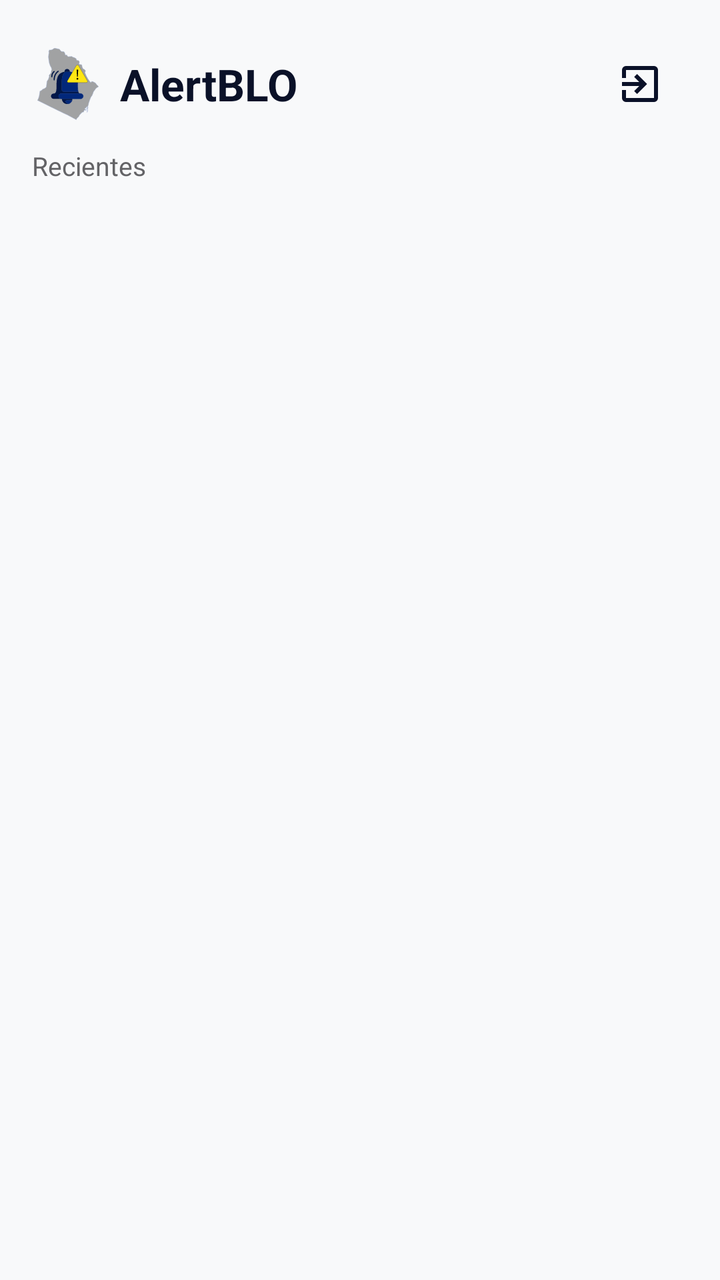
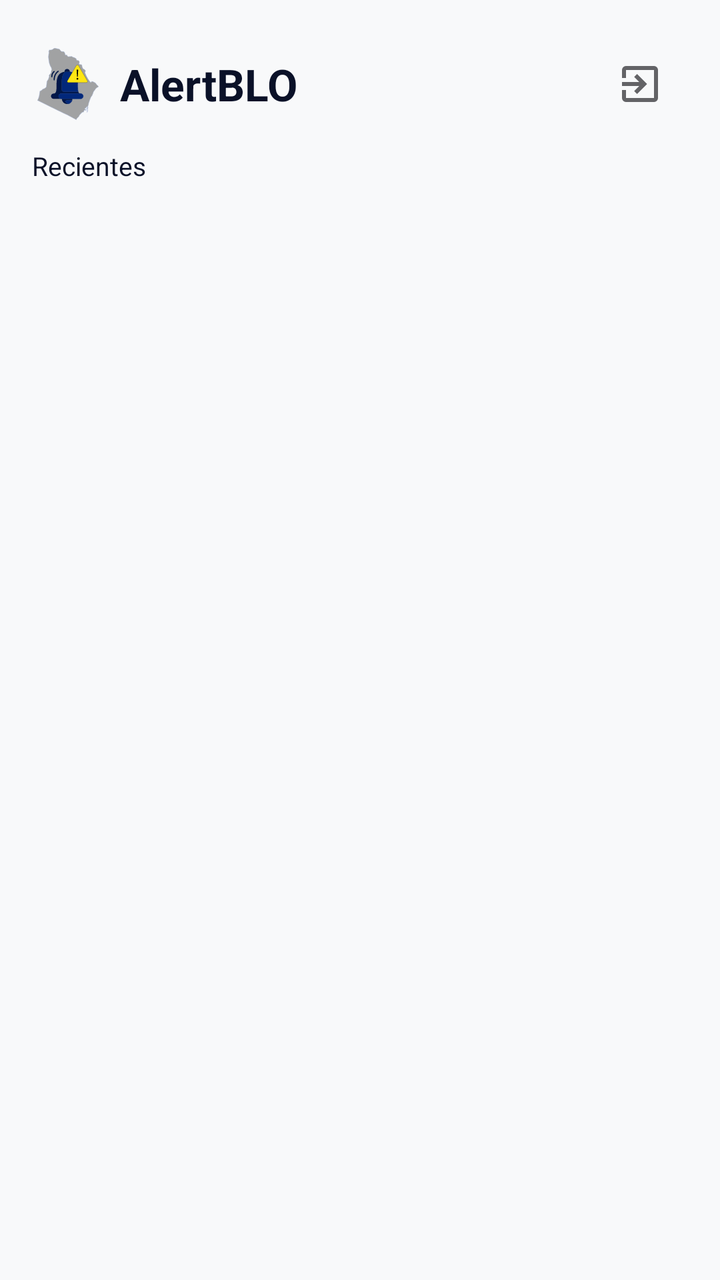

The first picture is an Android layout as it rendered before a commit; the second is the same layout after the commit. The layout source and the unified diff follow.
<!-- AndroidManifest.xml: application theme Theme.AlertBLO -->
<!-- res/layout/fragment_home.xml -->
<?xml version="1.0" encoding="utf-8"?>
<LinearLayout xmlns:android="http://schemas.android.com/apk/res/android"
    xmlns:app="http://schemas.android.com/apk/res-auto"
    android:layout_width="match_parent"
    android:layout_height="match_parent"
    android:orientation="vertical"
    android:paddingStart="16dp"
    android:paddingEnd="16dp"
    android:paddingTop="14dp"
    android:background="@color/fondo">

    <RelativeLayout
        android:layout_width="match_parent"
        android:layout_height="wrap_content"
        android:paddingBottom="8dp" >

        <ImageView
            android:id="@+id/logoApp"
            android:layout_width="36dp"
            android:layout_height="36dp"
            android:layout_alignParentStart="true"
            android:layout_centerVertical="true"
            android:src="@drawable/ic_vect_logo_app_user"
            android:scaleType="fitCenter"
            android:contentDescription="@null"
            android:layout_marginEnd="8dp" />

        <TextView
            android:id="@+id/txtAppName"
            android:layout_width="wrap_content"
            android:layout_height="wrap_content"
            android:layout_centerVertical="true"
            android:layout_toStartOf="@id/btn_salir"
            android:layout_toEndOf="@id/logoApp"
            android:layout_marginEnd="8dp"
            android:gravity="start"
            android:maxLines="1"
            android:ellipsize="end"
            android:text="@string/txt_alert_blo"
            android:textSize="22sp"
            android:textStyle="bold"
            android:textColor="@color/texto_principal" />

        <ImageButton
            android:id="@+id/btn_salir"
            android:layout_width="48dp"
            android:layout_height="48dp"
            android:layout_alignParentEnd="true"
            android:layout_centerVertical="true"
            android:background="?attr/selectableItemBackgroundBorderless"
            android:contentDescription="@string/txt_salir"
            android:src="@drawable/ic_salir"
            app:tint="@color/texto_principal" />

    </RelativeLayout>

    <TextView
        android:id="@+id/alertas_recientes"
        android:layout_width="match_parent"
        android:layout_height="wrap_content"
        android:paddingTop="4dp"
        android:paddingBottom="12dp"
        android:textSize="13sp"
        android:text="@string/txt_alertas_recientes"
        android:textColor="@color/texto_secundario"/>

    <FrameLayout
        android:id="@+id/contenedor_lista_home"
        android:layout_width="match_parent"
        android:layout_height="0dp"
        android:layout_weight="1" />

</LinearLayout>
<!-- resources referenced by this layout -->
<resources>
  <color name="fondo">#F8F9FA</color>
  <color name="texto_principal">#0A1128</color>
  <color name="texto_secundario">#636366</color>
  <!-- drawable ic_salir (drawable) -->
  <vector xmlns:android="http://schemas.android.com/apk/res/android" android:autoMirrored="true" android:height="24dp" android:tint="#000000" android:viewportHeight="960" android:viewportWidth="960" android:width="24dp">
        
      <path android:fillColor="@android:color/white" android:pathData="M200,840Q167,840 143.5,816.5Q120,793 120,760L120,600L200,600L200,760Q200,760 200,760Q200,760 200,760L760,760Q760,760 760,760Q760,760 760,760L760,200Q760,200 760,200Q760,200 760,200L200,200Q200,200 200,200Q200,200 200,200L200,360L120,360L120,200Q120,167 143.5,143.5Q167,120 200,120L760,120Q793,120 816.5,143.5Q840,167 840,200L840,760Q840,793 816.5,816.5Q793,840 760,840L200,840ZM420,680L364,622L466,520L120,520L120,440L466,440L364,338L420,280L620,480L420,680Z"/>
      
  </vector>
  <!-- drawable ic_vect_logo_app_user: vector/xml drawable (drawable, 10582 chars, omitted) -->
  <string name="txt_alert_blo" translatable="false">AlertBLO</string>
  <string name="txt_alertas_recientes">Recientes</string>
  <string name="txt_salir">Salir</string>
  <style name="Theme.AlertBLO" parent="Base.Theme.AlertBLO" />
  <style name="Base.Theme.AlertBLO" parent="Theme.Material3.DayNight.NoActionBar">
          
          
      </style>
</resources>

<!-- the commit's change to res/layout/fragment_home.xml (unified diff, before → after) -->
@@ -7,7 +7,7 @@
     android:paddingStart="16dp"
     android:paddingEnd="16dp"
     android:paddingTop="14dp"
-    android:background="@color/fondo">
+    android:background="?attr/android:windowBackground">
 
     <RelativeLayout
         android:layout_width="match_parent"
@@ -39,7 +39,7 @@
             android:text="@string/txt_alert_blo"
             android:textSize="22sp"
             android:textStyle="bold"
-            android:textColor="@color/texto_principal" />
+            android:textColor="?attr/colorOnSurface" />
 
         <ImageButton
             android:id="@+id/btn_salir"
@@ -50,7 +50,7 @@
             android:background="?attr/selectableItemBackgroundBorderless"
             android:contentDescription="@string/txt_salir"
             android:src="@drawable/ic_salir"
-            app:tint="@color/texto_principal" />
+            app:tint="?attr/colorOnSurfaceVariant" />
 
     </RelativeLayout>
 
@@ -62,7 +62,7 @@
         android:paddingBottom="12dp"
         android:textSize="13sp"
         android:text="@string/txt_alertas_recientes"
-        android:textColor="@color/texto_secundario"/>
+        android:textColor="?attr/colorOnSurface"/>
 
     <FrameLayout
         android:id="@+id/contenedor_lista_home"
<!-- resource entries referenced after the edit -->
@@ -1,8 +1,13 @@
 <!-- resources referenced by this layout -->
 <resources>
   <color name="fondo">#F8F9FA</color>
-  <color name="texto_principal">#0A1128</color>
-  <color name="texto_secundario">#636366</color>
+  <color name="gris_claro">#D3D3D3</color>
+  <color name="gris">#636366</color>
+  <color name="negro">#000000</color>
+  <color name="rojo">#C62828</color>
+  <color name="rojo_claro">#FFEBEE</color>
+  <color name="naranja">#E65100</color>
+  <color name="naranja_claro">#FFF3E0</color>
   <!-- drawable ic_salir (drawable) -->
   <vector xmlns:android="http://schemas.android.com/apk/res/android" android:autoMirrored="true" android:height="24dp" android:tint="#000000" android:viewportHeight="960" android:viewportWidth="960" android:width="24dp">
         
@@ -17,6 +22,28 @@
   <style name="Base.Theme.AlertBLO" parent="Theme.Material3.DayNight.NoActionBar">
           
           
+  
+          <item name="colorPrimary">@color/azul</item>
+          <item name="colorOnPrimary">@color/blanco</item>
+          <item name="colorSecondary">@color/amarillo</item>
+          <item name="colorOnSecondary">@color/azul_oscuro</item>
+          <item name="android:windowBackground">@color/fondo</item>
+          <item name="colorSurface">@color/blanco</item>
+          <item name="colorOnSurface">@color/azul_oscuro</item>
+          <item name="colorSurfaceVariant">@color/gris_claro</item>
+          <item name="colorOnSurfaceVariant">@color/gris</item>
+          <item name="colorOutline">@color/negro</item>
+          <item name="colorAlertaCritica">@color/rojo</item>
+          <item name="colorOnAlertaCritica">@color/blanco</item>
+          <item name="colorAlertaCriticaContainer">@color/rojo_claro</item>
+          <item name="colorAviso">@color/naranja</item>
+          <item name="colorOnAviso">@color/blanco</item>
+          <item name="colorAvisoContainer">@color/naranja_claro</item>
+  
       </style>
+  <color name="azul">#02287B</color>
+  <color name="blanco">#FFFFFF</color>
+  <color name="amarillo">#FFE613</color>
+  <color name="azul_oscuro">#0A1128</color>
 </resources>
 
